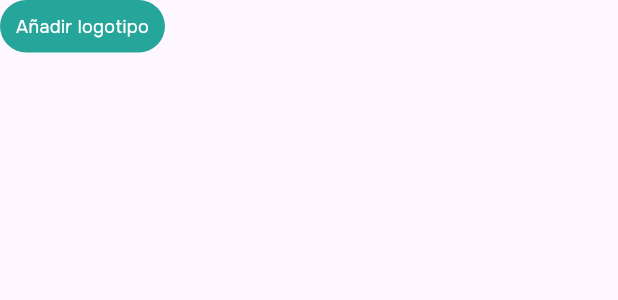
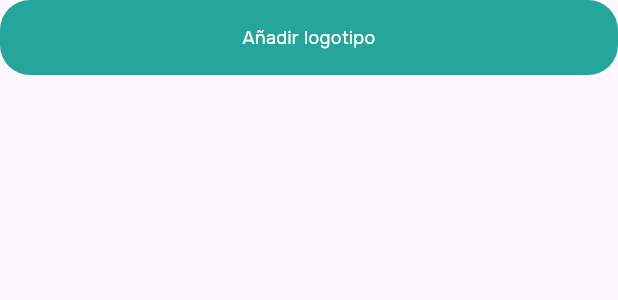
Before and after one commit to HanJian16/Ballots-Template, a Flutter app: the CustomBtn widget shown alone on an empty page, opened directly, on a phone screen of 412 x 824 dp. Shown: the top 300 px of the screen. Run offline on Flutter 3.47's test engine with Material 3 defaults, Android fonts, the phone set to English and light mode, and no system bars; our stand-ins replace get, google_fonts, permission_handler, signature.

Commit message:
feat: enhance custom button with adjustable font size and default size update and  eliminate customWidth

```diff
--- a/frontend/ballots_template_flutter/lib/widgets/custom_btn.dart
+++ b/frontend/ballots_template_flutter/lib/widgets/custom_btn.dart
@@ -6,17 +6,19 @@ class CustomBtn extends StatelessWidget {
     super.key,
     required this.text,
     this.intRadius = 20,
-    required this.customColor,
-    this.customHeight = 35,
-    this.customWidth = 100, this.onPressed, required this.status,
+    this.customColor = const Color.fromRGBO(38, 166, 154, 1),
+    this.customHeight = 50,
+    this.onPressed,
+    required this.status, this.customFontSize = 12,
   });
 
   final String text;
   final double intRadius;
   final double customHeight;
   final double customWidth;
-  final Color customColor;
+  final Color? customColor;
   final VoidCallback? onPressed;
+  final double? customFontSize;
   final int status;
 
   @override
@@ -36,12 +38,11 @@ class CustomBtn extends StatelessWidget {
           borderRadius: BorderRadius.circular(intRadius),
         ),
         height: customHeight,
-        width: customWidth,
         child: Text(
           text,
           style: GoogleFonts.onest(
-            fontSize: 12,
-            color: status == 0 ?  Colors.grey : const Color(0xFFFFFFFF),
+            fontSize: customFontSize,
+            color: status == 0 ? Colors.grey : const Color(0xFFFFFFFF),
           ),
           textAlign: TextAlign.center,
         ),
```
